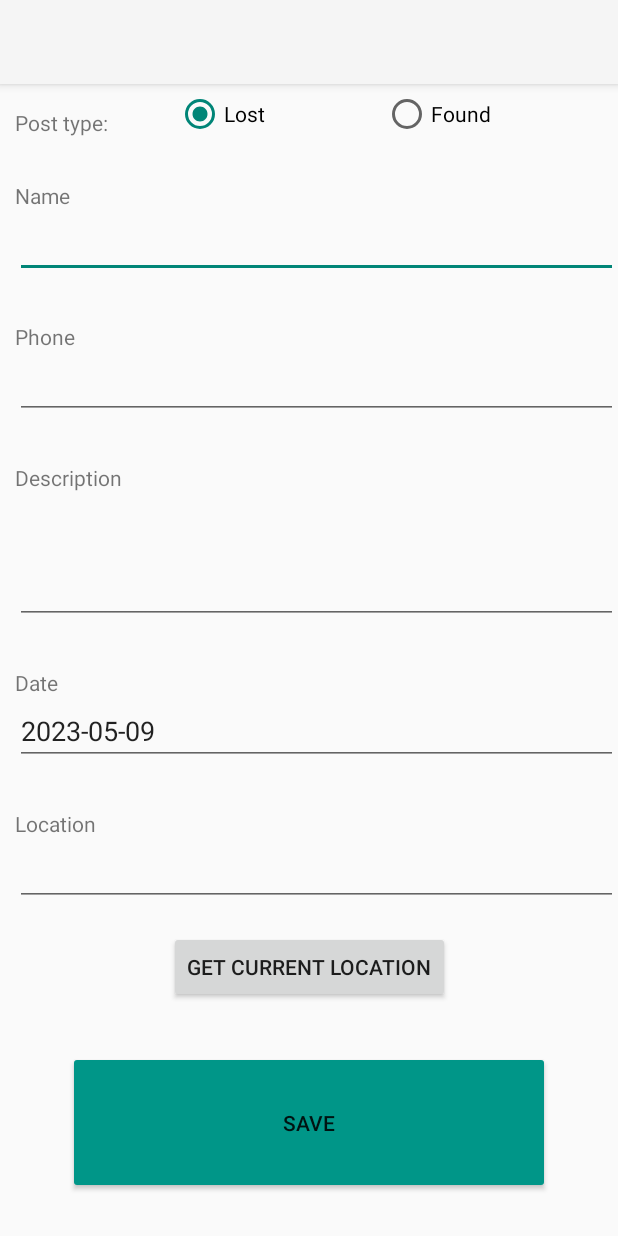
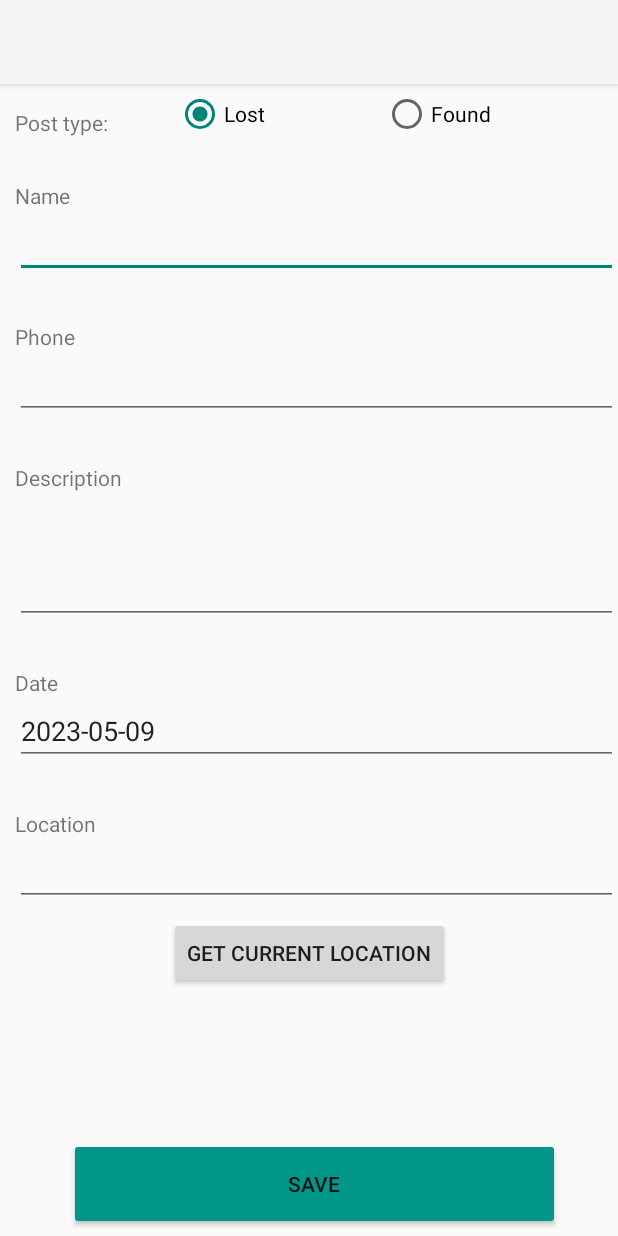
Before and after one commit to IWeidl/Assignment_9.1P, an Android app: the CreateNewActivity screen opened directly, with no data from a screen before it, on a phone screen of 412 x 824 dp. Run offline under Robolectric (Android 15) with nearby library versions, the phone set to English and light mode, and no system bars; 1 statement that could not run was skipped.

```diff
--- a/app/src/main/AndroidManifest.xml
+++ b/app/src/main/AndroidManifest.xml
@@ -28,7 +28,7 @@
         -->
         <meta-data
             android:name="com.google.android.geo.API_KEY"
-            android:value="" />
+            android:value="${MAPS_API_KEY}" />
 
         <meta-data
             android:name="com.google.android.gms.version"
--- a/app/src/main/java/com/iweidl/assignment71p/CreateNewActivity.java
+++ b/app/src/main/java/com/iweidl/assignment71p/CreateNewActivity.java
@@ -1,10 +1,17 @@
 package com.iweidl.assignment71p;
 
+import static android.content.ContentValues.TAG;
+
+import androidx.activity.result.ActivityResultLauncher;
+import androidx.activity.result.contract.ActivityResultContracts;
 import androidx.annotation.NonNull;
+import androidx.annotation.Nullable;
 import androidx.appcompat.app.AppCompatActivity;
 import androidx.core.app.ActivityCompat;
 
 import android.Manifest;
+import android.app.Activity;
+import android.content.Intent;
 import android.content.pm.PackageManager;
 import android.location.Address;
 import android.location.Geocoder;
@@ -12,17 +19,26 @@ import android.location.Location;
 import android.location.LocationListener;
 import android.location.LocationManager;
 import android.os.Bundle;
+import android.util.Log;
 import android.widget.Button;
 import android.widget.EditText;
 import android.widget.RadioGroup;
 import android.widget.Toast;
 
+import com.google.android.gms.common.api.Status;
 import com.google.android.gms.location.LocationServices;
+import com.google.android.libraries.places.api.Places;
+import com.google.android.libraries.places.api.model.Place;
+import com.google.android.libraries.places.widget.Autocomplete;
+import com.google.android.libraries.places.widget.AutocompleteActivity;
+import com.google.android.libraries.places.widget.model.AutocompleteActivityMode;
 import com.iweidl.assignment71p.sqlitehelper.LostFoundDBHelper;
 
 import java.io.IOException;
+import java.lang.reflect.Array;
 import java.text.ParseException;
 import java.text.SimpleDateFormat;
+import java.util.Arrays;
 import java.util.Date;
 import java.util.List;
 import java.util.Locale;
@@ -120,6 +136,17 @@ public class CreateNewActivity extends AppCompatActivity {
                 }
             }
         });
+
+        if(!Places.isInitialized()) {
+            Places.initialize(getApplicationContext(), "AIzaSyDH3J1iKZFcfxY1jb6Xq5rNdOITHsPFEow");
+        }
+
+        editTextLocation.setOnClickListener(view -> {
+            List<Place.Field> fields = Arrays.asList(Place.Field.ID, Place.Field.NAME, Place.Field.ADDRESS);
+
+            Intent intent = new Autocomplete.IntentBuilder(AutocompleteActivityMode.FULLSCREEN, fields).build(this);
+            startAutocomplete.launch(intent);
+        });
     }
 
     private void saveItem() {
@@ -152,4 +179,20 @@ public class CreateNewActivity extends AppCompatActivity {
         }
     }
 
+
+    private final ActivityResultLauncher<Intent> startAutocomplete = registerForActivityResult(
+        new ActivityResultContracts.StartActivityForResult(),
+        result -> {
+            if (result.getResultCode() == Activity.RESULT_OK) {
+                Intent intent = result.getData();
+                if (intent != null) {
+                    Place place = Autocomplete.getPlaceFromIntent(intent);
+                    editTextLocation.setText(place.getAddress());
+                }
+            } else if (result.getResultCode() == Activity.RESULT_CANCELED) {
+                // The user canceled the operation.
+                Log.i(TAG, "User canceled autocomplete");
+            }
+        });
+
 }
--- a/app/src/main/java/com/iweidl/assignment71p/ShowOnMapActivity.java
+++ b/app/src/main/java/com/iweidl/assignment71p/ShowOnMapActivity.java
@@ -23,6 +23,7 @@ import java.util.Locale;
 public class ShowOnMapActivity extends FragmentActivity implements OnMapReadyCallback {
 
     private GoogleMap mMap;
+    SupportMapFragment mapFragment;
     private ActivityShowOnMapBinding binding;
 
     private LostFoundDBHelper dbHelper;
@@ -36,7 +37,7 @@ public class ShowOnMapActivity extends FragmentActivity implements OnMapReadyCal
         setContentView(binding.getRoot());
 
         // Obtain the SupportMapFragment and get notified when the map is ready to be used.
-        SupportMapFragment mapFragment = (SupportMapFragment) getSupportFragmentManager()
+        mapFragment = (SupportMapFragment) getSupportFragmentManager()
                 .findFragmentById(R.id.map);
         mapFragment.getMapAsync(this);
 
--- a/app/src/main/res/layout/activity_create_new.xml
+++ b/app/src/main/res/layout/activity_create_new.xml
@@ -1,8 +1,7 @@
 <?xml version="1.0" encoding="utf-8"?>
-<androidx.constraintlayout.widget.ConstraintLayout
-    xmlns:android="http://schemas.android.com/apk/res/android"
+<androidx.constraintlayout.widget.ConstraintLayout xmlns:android="http://schemas.android.com/apk/res/android"
+    xmlns:app="http://schemas.android.com/apk/res-auto"
     xmlns:tools="http://schemas.android.com/tools"
-    xmlns:app="http://schemas.android.com/apk/res-auto"
     android:layout_width="match_parent"
     android:layout_height="match_parent"
     tools:context=".CreateNewActivity">
@@ -107,8 +106,8 @@
         android:layout_marginHorizontal="10dp"
         android:layout_marginStart="10dp"
         android:ems="10"
+        android:inputType="textMultiLine"
         android:minLines="3"
-        android:inputType="textMultiLine"
         app:layout_constraintEnd_toEndOf="parent"
         app:layout_constraintStart_toStartOf="parent"
         app:layout_constraintTop_toBottomOf="@+id/textViewDescription" />
@@ -161,16 +160,15 @@
 
     <Button
         android:id="@+id/buttonSave"
-        android:layout_width="321dp"
-        android:layout_height="95dp"
-        android:layout_marginStart="160dp"
-        android:layout_marginEnd="163dp"
-        android:layout_marginBottom="28dp"
+        android:layout_width="327dp"
+        android:layout_height="61dp"
+        android:layout_marginStart="46dp"
+        android:layout_marginEnd="39dp"
+        android:layout_marginBottom="4dp"
         android:backgroundTint="#009688"
         android:text="Save"
         app:layout_constraintBottom_toBottomOf="parent"
         app:layout_constraintEnd_toEndOf="parent"
-        app:layout_constraintHorizontal_bias="0.493"
         app:layout_constraintStart_toStartOf="parent" />
 
     <Button
@@ -178,10 +176,9 @@
         android:layout_width="wrap_content"
         android:layout_height="wrap_content"
         android:layout_marginStart="96dp"
+        android:layout_marginTop="7dp"
         android:layout_marginEnd="96dp"
-        android:layout_marginBottom="16dp"
         android:text="Get Current Location"
-        app:layout_constraintBottom_toTopOf="@+id/buttonSave"
         app:layout_constraintEnd_toEndOf="parent"
         app:layout_constraintStart_toStartOf="parent"
         app:layout_constraintTop_toBottomOf="@+id/editTextLocation" />
--- a/app/src/main/res/layout/activity_show_on_map.xml
+++ b/app/src/main/res/layout/activity_show_on_map.xml
@@ -4,6 +4,7 @@
     xmlns:tools="http://schemas.android.com/tools"
     android:id="@+id/map"
     android:name="com.google.android.gms.maps.SupportMapFragment"
+    class="com.google.android.gms.maps.SupportMapFragment"
     android:layout_width="match_parent"
     android:layout_height="match_parent"
     tools:context=".ShowOnMapActivity"
```
